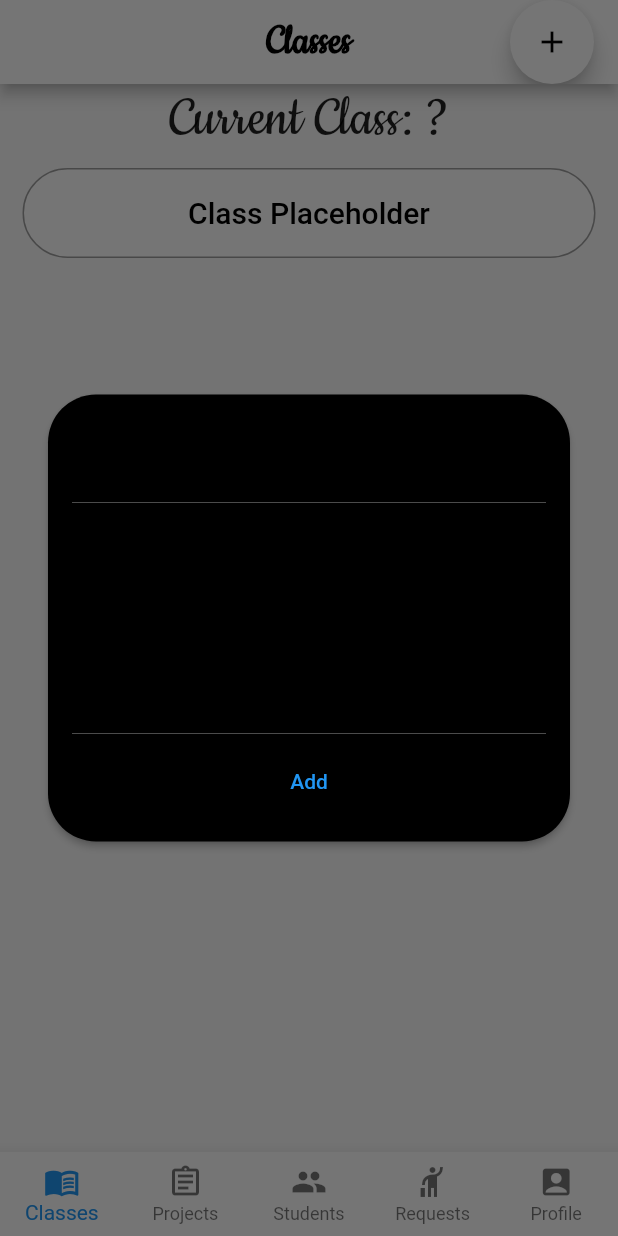
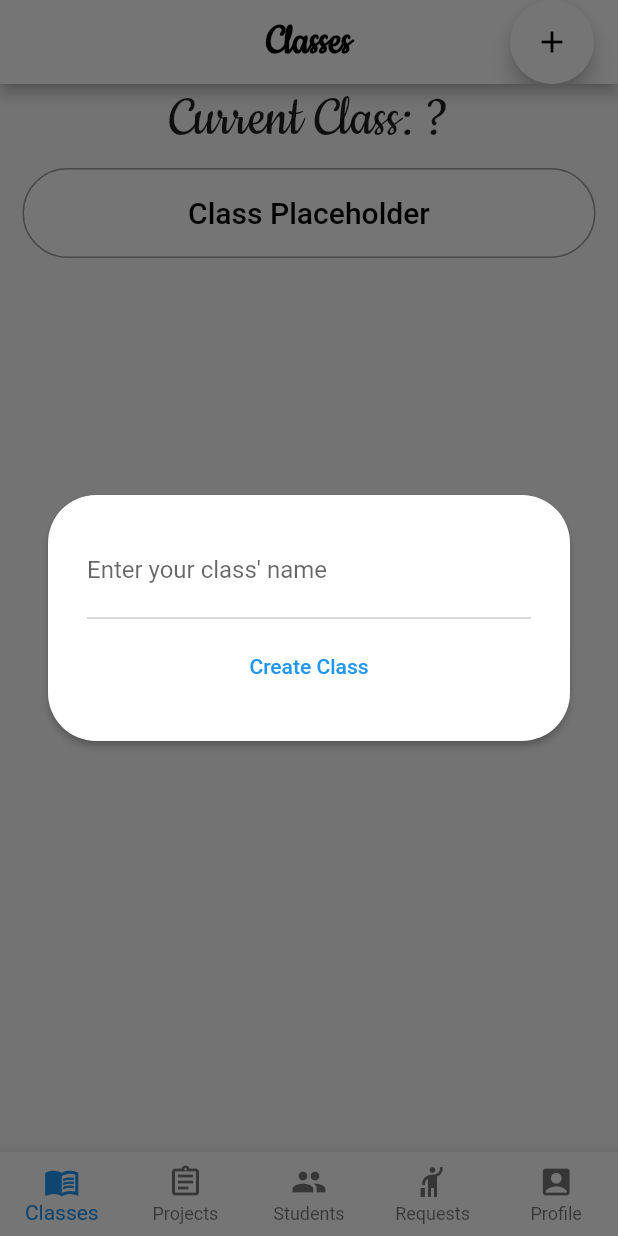
Before and after one commit to nextstepsyep/community-on-demand-2021, a Flutter app: the NavigationScreen screen opened directly, after a tap on the "add" icon, on a phone screen of 412 x 824 dp. Run offline on Flutter 3.47's test engine with Material 2 defaults, Android fonts, the phone set to English and light mode, and no system bars; our stand-ins replace cloud_firestore, firebase_auth, firebase_core; accounts and stored records are empty.

Commit message:
Added popup screen for creating class

```diff
--- a/lib/Screens/Home/teacher/teacher_home_screen.dart
+++ b/lib/Screens/Home/teacher/teacher_home_screen.dart
@@ -154,42 +154,32 @@ class _AddClassPopupCard extends StatelessWidget {
             return RectTween(begin: begin, end: end);
           },
           child: Material(
-            color: Colors.black,
+            color: Colors.white,
             elevation: 2,
             shape:
             RoundedRectangleBorder(borderRadius: BorderRadius.circular(32)),
             child: SingleChildScrollView(
               child: Padding(
-                padding: const EdgeInsets.all(16.0),
+                padding: const EdgeInsets.all(26.0),
                 child: Column(
                   mainAxisSize: MainAxisSize.min,
                   children: [
                     const TextField(
                       decoration: InputDecoration(
-                        hintText: 'New class',
+                        hintText: "Enter your class' name",
                         border: InputBorder.none,
                       ),
                       cursorColor: Colors.white,
                     ),
                     const Divider(
-                      color: Colors.white,
-                      thickness: 0.2,
-                    ),
-                    const TextField(
-                      decoration: InputDecoration(
-                        hintText: 'Write a note',
-                        border: InputBorder.none,
-                      ),
-                      cursorColor: Colors.white,
-                      maxLines: 6,
-                    ),
-                    const Divider(
-                      color: Colors.white,
+                      color: Colors.black,
                       thickness: 0.2,
                     ),
                     TextButton(
-                      onPressed: () {},
-                      child: const Text('Add'),
+                      onPressed: () {
+                        // TODO: Call database to add class.
+                      },
+                      child: const Text('Create Class'),
                     ),
                   ],
                 ),
--- a/lib/Widgets/create_account_form.dart
+++ b/lib/Widgets/create_account_form.dart
@@ -1,7 +1,7 @@
 import 'package:community_on_demand_code_demo/Screens/Home/home_screen.dart';
+import 'package:community_on_demand_code_demo/Screens/Home/teacher/teacher_home_screen.dart';
 import 'package:community_on_demand_code_demo/Services/auth_services.dart';
 import 'package:community_on_demand_code_demo/Widgets/app_button_widget.dart';
-import 'package:community_on_demand_code_demo/Screens/Home/teacher/teacher_home_screen.dart';
 import 'package:flutter/material.dart';
 
 class CreateAccountForm extends StatefulWidget {
@@ -82,7 +82,7 @@ class _CreateAccountFormState extends State<CreateAccountForm> {
                 Navigator.push(
                   context,
                   new MaterialPageRoute(
-                    builder: (context) => new HomeScreen()));
+                    builder: (context) => new TeacherHomeScreen()));
               } else {
                 print("Not validated");
               }
--- a/lib/Widgets/login_form.dart
+++ b/lib/Widgets/login_form.dart
@@ -160,7 +160,7 @@ class _LoginFormState extends State<LoginForm> {
                 Navigator.push(
                     context,
                     new MaterialPageRoute(
-                      builder: (context) => new HomeScreen()));
+                      builder: (context) => new TeacherHomeScreen()));
                   } else {
                     print("Not validated");
                   }
```
